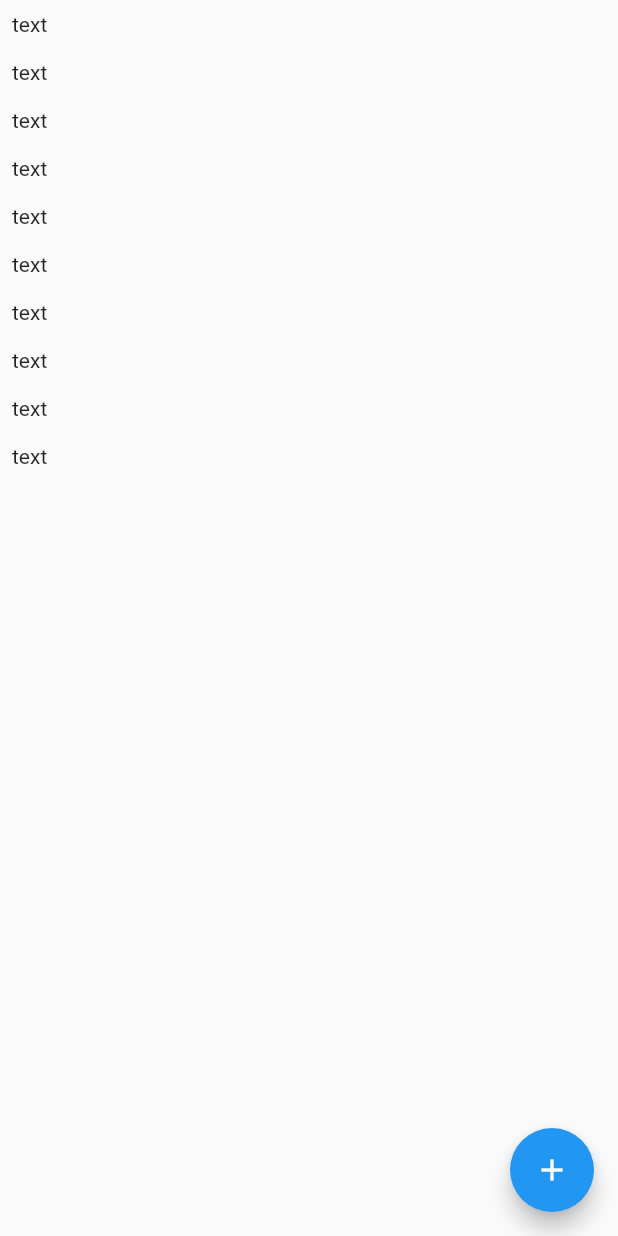
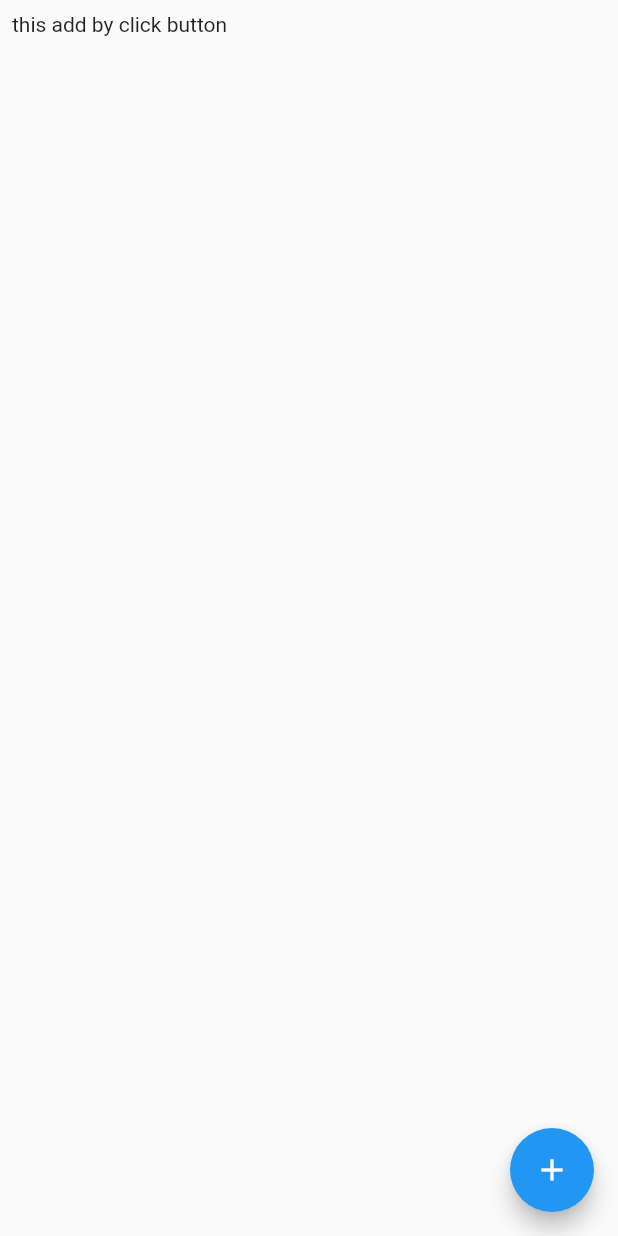
Before and after one commit to HaldunMatar/Flutter_Chats, a Flutter app: the screen it shows after launch, after a tap on the "add" icon, on a phone screen of 412 x 824 dp. Run offline on Flutter 3.47's test engine with Material 2 defaults, Android fonts, the phone set to English and light mode, and no system bars; our stand-ins replace cloud_firestore; accounts and stored records are empty.

```diff
--- a/lib/screens/chat_screen.dart
+++ b/lib/screens/chat_screen.dart
@@ -9,19 +9,19 @@ class ChatScreen extends StatelessWidget {
         stream: Firestore.instance
             .collection('chats/aWrd42QTbXe4ful9fiPP/messages')
             .snapshots(),
-        builder: (ctx, streamSnapshot) {
-          if (streamSnapshot.connectionState == ConnectionState.waiting) {
+        builder: (ctx, AsyncSnapshot<QuerySnapshot> streamSnapsho) {
+          if (!streamSnapsho.hasData) {
             return Center(
               child: CircularProgressIndicator(),
             );
           }
-          //   final documents = streamSnapshot.data.documents;
+          final documents = streamSnapsho.data!.documents;
+
           return ListView.builder(
-            itemCount: 10,
+            itemCount: documents.length,
             itemBuilder: (ctx, index) => Container(
               padding: EdgeInsets.all(8),
-              // child: Text(documents[index]['text']),
-              child: Text('text'),
+              child: Text(documents[index]['text']),
             ),
           );
         },
@@ -31,13 +31,7 @@ class ChatScreen extends StatelessWidget {
         onPressed: () {
           Firestore.instance
               .collection('chats/aWrd42QTbXe4ful9fiPP/messages')
-              .snapshots()
-              .listen((event) {
-            // ignore: avoid_print
-            event.documents.forEach((document) {
-              print(document['text']);
-            });
-          });
+              .add({'text': 'this add by click button'});
           //.add({'text': 'This was added by clicking the button!'});
         },
       ),
```
